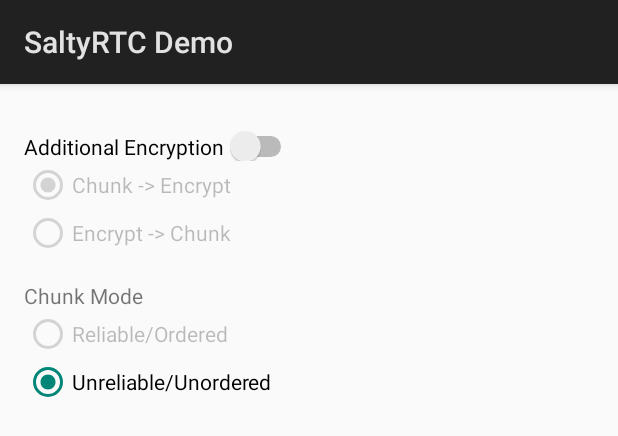
After one commit to saltyrtc/saltyrtc-demo, an Android app: the layout dialog_benchmark.xml on its own in the app's theme, with its tools: preview values and no code run, on a phone screen of 412 x 824 dp. The commit adds this screen. Shown: the top 436 px of the screen. Run offline under Robolectric (Android 15) with nearby library versions, the phone set to English and light mode, and no system bars.

Commit message:
WIP: Benchmarking

```diff
--- /dev/null
+++ b/android/app/src/main/res/layout/dialog_benchmark.xml
@@ -0,0 +1,73 @@
+<LinearLayout xmlns:android="http://schemas.android.com/apk/res/android"
+    xmlns:tools="http://schemas.android.com/tools"
+    android:orientation="vertical"
+    android:layout_width="wrap_content"
+    android:layout_height="wrap_content"
+    android:paddingBottom="@dimen/activity_vertical_margin"
+    android:paddingLeft="@dimen/activity_horizontal_margin"
+    android:paddingRight="@dimen/activity_horizontal_margin"
+    android:paddingTop="@dimen/activity_vertical_margin">
+
+    <Switch
+        android:id="@+id/crypto_switch"
+        android:layout_width="wrap_content"
+        android:layout_height="wrap_content"
+        android:paddingTop="@dimen/activity_vertical_margin"
+        android:text="Additional Encryption"
+        android:checked="false"
+        android:onClick="benchmarkToggleCrypto"
+        tools:ignore="HardcodedText" />
+
+    <RadioGroup
+        android:id="@+id/crypto_mode_group"
+        android:layout_width="wrap_content"
+        android:layout_height="wrap_content"
+        android:orientation="vertical">
+
+        <RadioButton android:id="@+id/crypto_mode_chunk_then_encrypt"
+            android:layout_width="wrap_content"
+            android:layout_height="wrap_content"
+            android:text="Chunk -> Encrypt"
+            android:checked="true"
+            android:enabled="false"
+            tools:ignore="HardcodedText" />
+
+        <RadioButton android:id="@+id/crypto_mode_encrypt_then_chunk"
+            android:layout_width="wrap_content"
+            android:layout_height="wrap_content"
+            android:text="Encrypt -> Chunk"
+            android:enabled="false"
+            tools:ignore="HardcodedText" />
+
+    </RadioGroup>
+
+    <TextView
+        android:layout_width="wrap_content"
+        android:layout_height="wrap_content"
+        android:paddingTop="@dimen/activity_vertical_margin"
+        android:text="Chunk Mode"
+        tools:ignore="HardcodedText" />
+
+    <RadioGroup
+        android:id="@+id/chunk_mode_group"
+        android:layout_width="wrap_content"
+        android:layout_height="wrap_content"
+        android:orientation="vertical">
+
+        <RadioButton android:id="@+id/chunk_mode_reliable_ordered"
+            android:layout_width="wrap_content"
+            android:layout_height="wrap_content"
+            android:text="Reliable/Ordered"
+            android:enabled="false"
+            tools:ignore="HardcodedText" />
+
+        <RadioButton android:id="@+id/chunk_mode_unreliable_unordered"
+            android:layout_width="wrap_content"
+            android:layout_height="wrap_content"
+            android:text="Unreliable/Unordered"
+            android:checked="true"
+            tools:ignore="HardcodedText" />
+
+    </RadioGroup>
+
+</LinearLayout>
```
Also changed, not shown: android/app/src/main/java/org/saltyrtc/demo/app/MainActivity.java (+103 -1 lines), android/app/src/main/java/org/saltyrtc/demo/app/benchmark/Benchmark.java (added, +92 -0 lines), android/app/src/main/java/org/saltyrtc/demo/app/exceptions/InvalidParameterException.java (added, +23 -0 lines), android/app/src/main/res/layout/activity_main.xml (+10 -0 lines).
